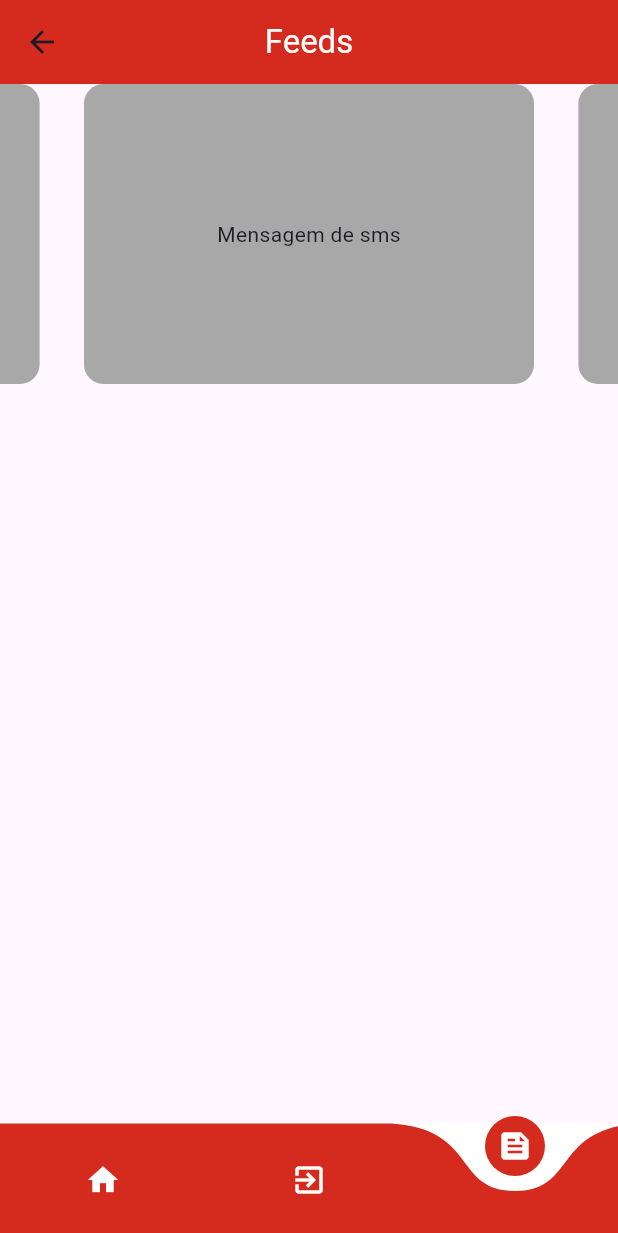
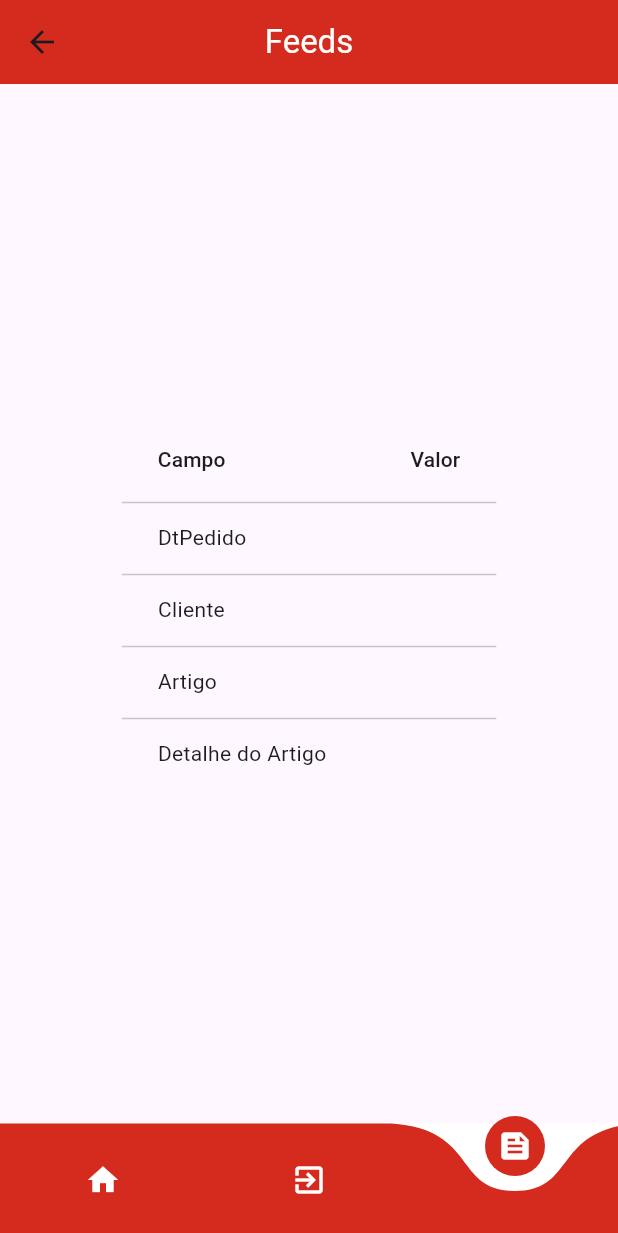
Before and after one commit to kelidss/StikVendas, a Flutter app: the FeedsPage screen opened by its route, on a phone screen of 412 x 824 dp. Shown: the top 1233 px of the screen. Run offline on Flutter 3.47's test engine with Material 3 defaults, Android fonts, the phone set to English and light mode, and no system bars; drawn by our look-alikes of carousel_slider, curved_navigation_bar; our stand-ins replace awesome_dialog, mask_text_input_formatter, percent_indicator.

```diff
--- a/lib/Views/FeedsPage.dart
+++ b/lib/Views/FeedsPage.dart
@@ -2,6 +2,7 @@ import 'package:flutter/material.dart';
 import 'package:awesome_dialog/awesome_dialog.dart';
 import 'package:carousel_slider/carousel_slider.dart';
 import 'package:curved_navigation_bar/curved_navigation_bar.dart';
+import 'package:stik_vendas/Controllers/Controller_Pedido.dart';
 import 'package:stik_vendas/Views/HomePage.dart';
 import 'package:stik_vendas/Views/LoginPage.dart';
 
@@ -13,6 +14,15 @@ class FeedsPage extends StatefulWidget {
   State<FeedsPage> createState() => FeedsPageState();
   final TextEditingController usuarioController = TextEditingController();
 }
+
+//late PageController _pageController;
+//   @override
+//   void initState() {
+//   super.initState();
+//  textEditingController = textEditingController;
+
+// _pageController = PageController();
+// }
 
 class FeedsPageState extends State<FeedsPage> {
   int currentIndex = 2;
@@ -37,56 +47,38 @@ class FeedsPageState extends State<FeedsPage> {
         // },
         //  ),
       ),
-      body: Wrap(
-        children: [
-          const SizedBox(height: 30),
-          CarouselSlider(
-            options: CarouselOptions(
-              scrollDirection: Axis.horizontal,
-              height: 200.0,
-              enableInfiniteScroll: true,
-              autoPlay: true,
-              autoPlayInterval: const Duration(seconds: 3),
-              autoPlayAnimationDuration: const Duration(milliseconds: 800),
-              autoPlayCurve: Curves.fastOutSlowIn,
+      body: Container(
+        alignment: Alignment.center,
+        padding: const EdgeInsets.all(15),
+        child: Column(
+          mainAxisAlignment: MainAxisAlignment.center,
+          children: [
+            DataTable(
+              columns: const [
+                DataColumn(label: Text('Campo')),
+                DataColumn(label: Text('Valor')),
+              ],
+              rows: [
+                DataRow(cells: [
+                  const DataCell(Text('DtPedido')),
+                  DataCell(Text(DtPedidoController.text)),
+                ]),
+                DataRow(cells: [
+                  const DataCell(Text('Cliente')),
+                  DataCell(Text(ClienteController.text)),
+                ]),
+                DataRow(cells: [
+                  const DataCell(Text('Artigo')),
+                  DataCell(Text(ArtigoController.text)),
+                ]),
+                DataRow(cells: [
+                  const DataCell(Text('Detalhe do Artigo')),
+                  DataCell(Text(DetArtigoController.text)),
+                ]),
+              ],
             ),
-            items: [
-              Container(
-                decoration: BoxDecoration(
-                  color: const Color.fromARGB(255, 168, 168, 168),
-                  borderRadius: BorderRadius.circular(13),
-                ),
-                width: 300,
-                child: const Center(
-                  child: Text('Mensagem de sms'),
-                ),
-              ),
-              Container(
-                decoration: BoxDecoration(
-                  color: const Color.fromARGB(255, 168, 168, 168),
-                  borderRadius: BorderRadius.circular(13),
-                ),
-                width: 300,
-                child: const Center(
-                  child: Text('Mensagem 2'),
-                ),
-              ),
-              Container(
-                decoration: BoxDecoration(
-                  color: const Color.fromARGB(255, 168, 168, 168),
-                  borderRadius: BorderRadius.circular(13),
-                ),
-                width: 300,
-                child: const Center(
-                  child: Text(
-                    'Mensagem 3',
-                    style: TextStyle(color: Colors.black),
-                  ),
-                ),
-              ),
-            ],
-          ),
-        ],
+          ],
+        ),
       ),
       bottomNavigationBar: CurvedNavigationBar(
         backgroundColor: Colors.white,
```
Also changed, not shown: lib/Views/PedidoPage.dart (+27 -56 lines).
